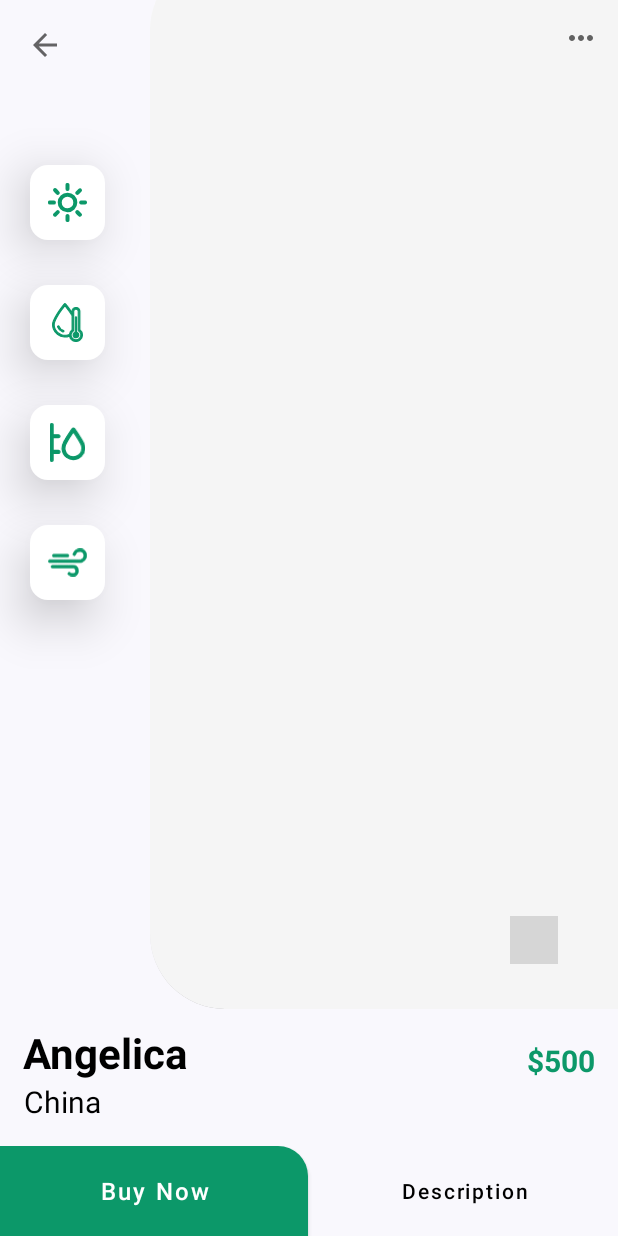
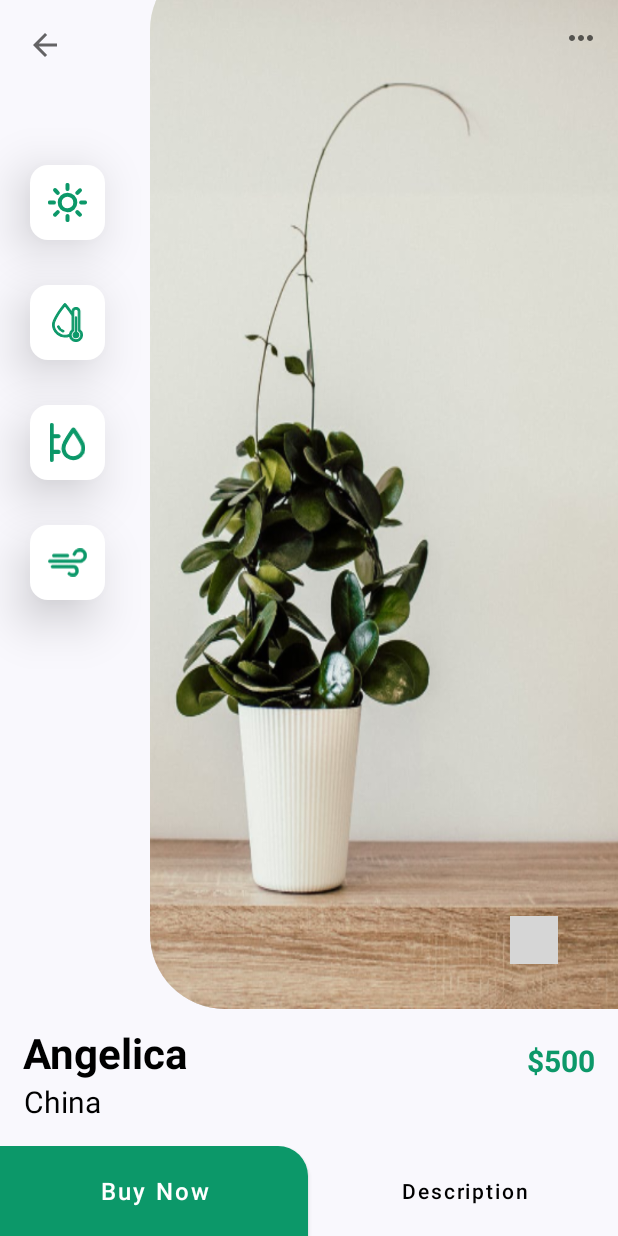
Before and after one commit to ibnul364/Android-UI-Template, an Android app: the ItemDetailActivity screen opened directly, with no data from a screen before it, on a phone screen of 412 x 824 dp. Run offline under Robolectric (Android 15) with nearby library versions, the phone set to English and light mode, and no system bars; libraries missing offline, so code that uses them is left out: com.tbuonomo.viewpagerdotsindicator; plain views replace WormDotsIndicator; 2 statements that could not run were skipped; grey boxes are pictures that could not be loaded.

Commit message:
itemDetailActivity in Featured

```diff
--- a/PlantAppUi/app/src/main/java/com/example/plantappui/ItemDetailActivity.java
+++ b/PlantAppUi/app/src/main/java/com/example/plantappui/ItemDetailActivity.java
@@ -1,14 +1,70 @@
 package com.example.plantappui;
 
 import androidx.appcompat.app.AppCompatActivity;
+import androidx.viewpager.widget.ViewPager;
 
+import android.os.Build;
 import android.os.Bundle;
+import android.view.View;
+import android.view.Window;
+import android.view.WindowManager;
+import android.widget.ImageView;
+
+
+import com.example.plantappui.adapter.ItemDetailAdapter;
+import com.tbuonomo.viewpagerdotsindicator.WormDotsIndicator;
+
+import java.util.ArrayList;
+import java.util.List;
 
 public class ItemDetailActivity extends AppCompatActivity {
+    ImageView backBtn;
+    List<Integer> imgList = new ArrayList<>();
+    ViewPager viewPager;
+    WormDotsIndicator dotsIndicator;
+    ItemDetailAdapter adapter;
 
     @Override
     protected void onCreate(Bundle savedInstanceState) {
         super.onCreate(savedInstanceState);
         setContentView(R.layout.activity_item_detail);
+
+        hideStatusbar();
+
+        backBtn = findViewById(R.id.back_button);
+        viewPager = findViewById(R.id.view_pager);
+        dotsIndicator = findViewById(R.id.dots_layout);
+
+        backBtn.setOnClickListener(new View.OnClickListener(){
+            @Override
+            public void onClick(View view) {
+
+            }
+        });
+
+
+        imgList.add(R.drawable.detail_home_picture);
+        imgList.add(R.drawable.detail_home_picture);
+        imgList.add(R.drawable.detail_home_picture);
+        imgList.add(R.drawable.detail_home_picture);
+        imgList.add(R.drawable.detail_home_picture);
+
+        adapter = new ItemDetailAdapter(getApplicationContext(),imgList,getLayoutInflater());
+        viewPager.setAdapter(adapter);
+        dotsIndicator.setViewPager(viewPager);
+        adapter.notifyDataSetChanged();
+
+    }
+
+    private void hideStatusbar() {
+
+        if(Build.VERSION.SDK_INT>=19){
+            getWindow().addFlags(WindowManager.LayoutParams.FLAG_FULLSCREEN);
+            getWindow().getDecorView().setSystemUiVisibility(3328);
+        }else{
+            requestWindowFeature(Window.FEATURE_NO_TITLE);
+            getWindow().addFlags(WindowManager.LayoutParams.FLAG_FULLSCREEN);
+        }
+
     }
 }
--- a/PlantAppUi/app/src/main/java/com/example/plantappui/adapter/FeaturedPlantAdapter.java
+++ b/PlantAppUi/app/src/main/java/com/example/plantappui/adapter/FeaturedPlantAdapter.java
@@ -1,6 +1,7 @@
 package com.example.plantappui.adapter;
 
 import android.content.Context;
+import android.content.Intent;
 import android.view.LayoutInflater;
 import android.view.View;
 import android.view.ViewGroup;
@@ -10,6 +11,7 @@ import android.widget.TextView;
 import androidx.annotation.NonNull;
 import androidx.recyclerview.widget.RecyclerView;
 
+import com.example.plantappui.ItemDetailActivity;
 import com.example.plantappui.R;
 import com.example.plantappui.model.Plant;
 
@@ -63,6 +65,14 @@ public class FeaturedPlantAdapter extends RecyclerView.Adapter<FeaturedPlantAdap
             plantCountry = itemView.findViewById(R.id.featured_item_plant_country);
 
 
+            itemView.setOnClickListener(new View.OnClickListener() {
+                @Override
+                public void onClick(View view) {
+                    context.startActivity(new Intent(context, ItemDetailActivity.class));
+                }
+            });
+
+
         }
     }
 }
--- /dev/null
+++ b/PlantAppUi/app/src/main/java/com/example/plantappui/adapter/ItemDetailAdapter.java
@@ -0,0 +1,67 @@
+package com.example.plantappui.adapter;
+
+import android.content.Context;
+import android.view.LayoutInflater;
+import android.view.View;
+import android.view.ViewGroup;
+import android.widget.ImageView;
+import android.widget.LinearLayout;
+
+import androidx.annotation.NonNull;
+import androidx.viewpager.widget.PagerAdapter;
+
+import com.example.plantappui.R;
+
+import java.util.List;
+
+public class ItemDetailAdapter extends PagerAdapter {
+
+    Context context;
+    List<Integer> imgList;
+    ImageView imageView;
+    LayoutInflater inflater;
+
+    public ItemDetailAdapter(Context context, List<Integer> imgList, LayoutInflater inflater) {
+        this.context = context;
+        this.imgList = imgList;
+        this.inflater = inflater;
+    }
+
+
+
+    @Override
+    public int getCount() {
+        return imgList.size();
+    }
+
+    @Override
+    public boolean isViewFromObject(@NonNull View view, @NonNull Object object) {
+        return view == object;
+    }
+
+    @NonNull
+    @Override
+    public Object instantiateItem(@NonNull ViewGroup container, int position) {
+
+        inflater = (LayoutInflater) context.getSystemService(Context.LAYOUT_INFLATER_SERVICE);
+        View view = inflater.inflate(R.layout.slide_image,container,false);
+
+        imageView = view.findViewById(R.id.slide_img);
+        Integer images = imgList.get(position);
+        imageView.setBackgroundResource(images);
+        container.addView(view);
+
+
+        return view;
+    }
+
+    @Override
+    public void destroyItem(@NonNull ViewGroup container, int position, @NonNull Object object) {
+        container.removeView((LinearLayout) object);
+    }
+
+    @Override
+    public int getItemPosition(@NonNull Object object) {
+        return super.getItemPosition(object);
+    }
+}
--- /dev/null
+++ b/PlantAppUi/app/src/main/res/layout/slide_image.xml
@@ -0,0 +1,14 @@
+<?xml version="1.0" encoding="utf-8"?>
+<LinearLayout xmlns:android="http://schemas.android.com/apk/res/android"
+    xmlns:app="http://schemas.android.com/apk/res-auto"
+    xmlns:tools="http://schemas.android.com/tools"
+    android:orientation="vertical"
+    android:layout_width="match_parent"
+    android:layout_height="match_parent">
+
+
+    <ImageView
+        android:id="@+id/slide_img"
+        android:layout_width="match_parent"
+        android:layout_height="match_parent" />
+</LinearLayout>
```
